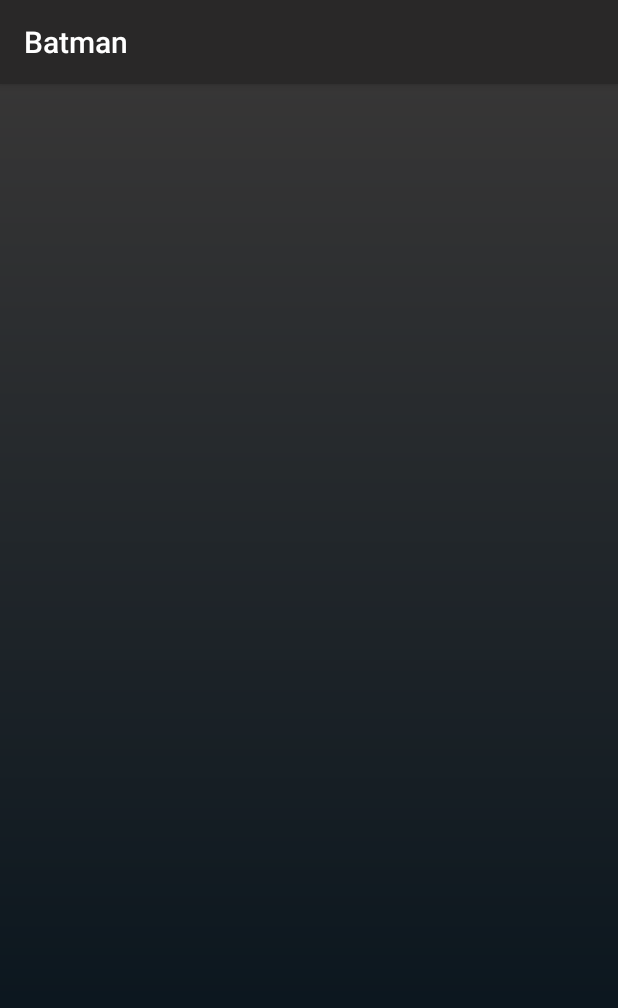
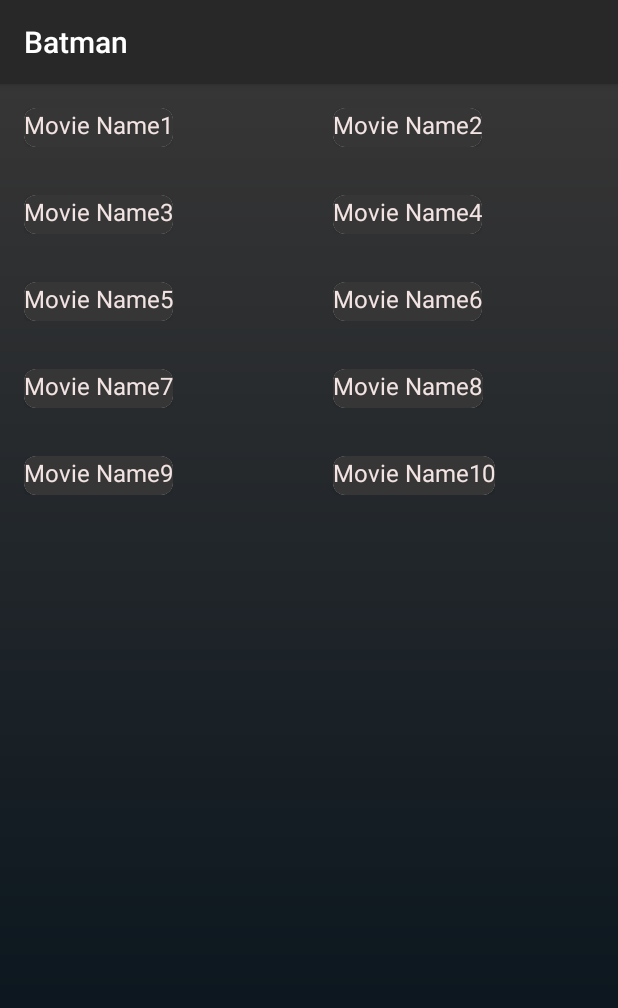
Before and after one commit to leilasdq/Batman-Movies, an Android app: the screen it shows after launch (MainActivity), on a phone screen of 412 x 824 dp. Shown: the top 1008 px of the screen. Run offline under Robolectric (Android 15) with nearby library versions, the phone set to English and light mode, and no system bars; our stand-ins replace data binding; libraries missing offline, so code that uses them is left out: coil.api.load; pictures from the network do not load; 1 statement that could not run was skipped.

Commit message:
Add adapter and fill it with fake data.

```diff
--- a/app/build.gradle
+++ b/app/build.gradle
@@ -8,7 +8,7 @@ android {
 
     defaultConfig {
         applicationId "com.example.batman_project"
-        minSdkVersion 16
+        minSdkVersion 24
         targetSdkVersion 29
         versionCode 1
         versionName "1.0"
@@ -25,6 +25,10 @@ android {
 
     dataBinding{
         enabled = true
+    }
+
+    kotlinOptions {
+        jvmTarget = "1.8"
     }
 
 }
@@ -45,4 +49,7 @@ dependencies {
     //navigation component
     implementation "androidx.navigation:navigation-fragment-ktx:$nav_version"
     implementation "androidx.navigation:navigation-ui-ktx:$nav_version"
+
+    //coil dependency
+    implementation("io.coil-kt:coil:0.7.0")
 }
--- a/app/src/main/AndroidManifest.xml
+++ b/app/src/main/AndroidManifest.xml
@@ -1,6 +1,8 @@
 <?xml version="1.0" encoding="utf-8"?>
 <manifest xmlns:android="http://schemas.android.com/apk/res/android"
     package="com.example.batman_project">
+
+    <uses-permission android:name="android.permission.INTERNET"/>
 
     <application
         android:allowBackup="true"
--- a/app/src/main/java/com/example/batman_project/MovieListFragment.kt
+++ b/app/src/main/java/com/example/batman_project/MovieListFragment.kt
@@ -22,6 +22,18 @@ class MovieListFragment : Fragment() {
         // Inflate the layout for this fragment
         mBinding = DataBindingUtil.inflate(inflater, R.layout.fragment_movie_list, container, false)
 
+        val adapter = MoviesListAdapter()
+        val fakeItems = ArrayList<Search>()
+        for (i in 1..10){
+            fakeItems.add(
+                Search(
+                    "https://m.media-amazon.com/images/M/MV5BZmUwNGU2ZmItMmRiNC00MjhlLTg5YWUtODMyNzkxODYzMmZlXkEyXkFqcGdeQXVyNTIzOTk5ODM@._V1_SX300.jpg",
+                    "Movie Name$i", "MOVIE", "200$i", "test$i"))
+        }
+        adapter.submitList(fakeItems)
+        mBinding.moviesRecycle.layoutManager = GridLayoutManager(activity, 2)
+        mBinding.moviesRecycle.adapter = adapter
+
         return mBinding.root
     }
 
--- /dev/null
+++ b/app/src/main/java/com/example/batman_project/Movies.kt
@@ -0,0 +1,7 @@
+package com.example.batman_project
+
+data class Movies(
+    val Response: String,
+    val Search: List<Search>,
+    val totalResults: String
+)
--- /dev/null
+++ b/app/src/main/java/com/example/batman_project/MoviesListAdapter.kt
@@ -0,0 +1,55 @@
+package com.example.batman_project
+
+import android.view.LayoutInflater
+import android.view.ViewGroup
+import androidx.recyclerview.widget.DiffUtil
+import androidx.recyclerview.widget.ListAdapter
+import androidx.recyclerview.widget.RecyclerView
+import coil.api.load
+import coil.size.Scale
+import coil.transform.RoundedCornersTransformation
+import com.example.batman_project.databinding.ListItemsBinding
+
+class MoviesListAdapter() : ListAdapter<Search, MoviesListAdapter.MoviesViewHolder>(MoviesDiffUtil()) {
+
+    override fun onCreateViewHolder(parent: ViewGroup, viewType: Int): MoviesViewHolder {
+        return MoviesViewHolder.createViewHolder(parent)
+    }
+
+    override fun onBindViewHolder(holder: MoviesViewHolder, position: Int) {
+        holder.bind(getItem(position))
+    }
+
+    class MoviesViewHolder private constructor(private val binding: ListItemsBinding) : RecyclerView.ViewHolder(binding.root) {
+
+        companion object {
+            fun createViewHolder(parent: ViewGroup): MoviesViewHolder {
+                val binding = ListItemsBinding.
+                    inflate(LayoutInflater.from(parent.context), parent, false)
+
+                return MoviesViewHolder(binding)
+            }
+        }
+
+        fun bind(search: Search){
+            binding.movieTxt.text = search.Title
+            binding.movieImg.load(search.Poster) {
+                crossfade(true)
+                scale(Scale.FILL)
+                transformations(RoundedCornersTransformation(4f))
+            }
+        }
+
+    }
+
+}
+
+class MoviesDiffUtil : DiffUtil.ItemCallback<Search>() {
+    override fun areItemsTheSame(oldItem: Search, newItem: Search): Boolean {
+        return oldItem.imdbID == newItem.imdbID
+    }
+
+    override fun areContentsTheSame(oldItem: Search, newItem: Search): Boolean {
+        return newItem == oldItem
+    }
+}
--- /dev/null
+++ b/app/src/main/java/com/example/batman_project/Search.kt
@@ -0,0 +1,9 @@
+package com.example.batman_project
+
+data class Search(
+    val Poster: String,
+    val Title: String,
+    val Type: String,
+    val Year: String,
+    val imdbID: String
+)
--- /dev/null
+++ b/app/src/main/res/layout/list_items.xml
@@ -0,0 +1,57 @@
+<?xml version="1.0" encoding="utf-8"?>
+<layout xmlns:android="http://schemas.android.com/apk/res/android"
+    xmlns:app="http://schemas.android.com/apk/res-auto"
+    xmlns:tools="http://schemas.android.com/tools">
+
+    <data>
+
+    </data>
+
+    <androidx.constraintlayout.widget.ConstraintLayout
+        android:layout_width="wrap_content"
+        android:layout_height="wrap_content"
+        android:backgroundTint="@color/lighterBackground"
+        android:layout_margin="16dp">
+
+        <androidx.cardview.widget.CardView
+            android:layout_width="match_parent"
+            android:layout_height="match_parent"
+            app:cardCornerRadius="8dp"
+            android:background="@android:color/transparent"
+            >
+
+            <androidx.constraintlayout.widget.ConstraintLayout
+                android:layout_width="match_parent"
+                android:layout_height="match_parent"
+                android:orientation="vertical"
+                android:background="@color/lighterBackground">
+
+                <ImageView
+                    android:id="@+id/movie_img"
+                    tools:src="@drawable/ic_android_black_24dp"
+                    android:layout_width="wrap_content"
+                    android:layout_height="wrap_content"
+                    app:layout_constraintTop_toTopOf="parent"
+                    app:layout_constraintBottom_toTopOf="@id/movie_txt"
+                    app:layout_constraintRight_toRightOf="parent"
+                    app:layout_constraintLeft_toLeftOf="parent" />
+
+                <TextView
+                    android:id="@+id/movie_txt"
+                    tools:text="movie_name"
+                    android:textSize="16sp"
+                    android:textColor="#F3E4E4"
+                    app:layout_constraintTop_toBottomOf="@id/movie_img"
+                    app:layout_constraintRight_toRightOf="@id/movie_img"
+                    app:layout_constraintLeft_toLeftOf="@id/movie_img"
+                    app:layout_constraintBottom_toBottomOf="parent"
+                    android:layout_width="wrap_content"
+                    android:layout_height="wrap_content"
+                    android:layout_marginBottom="4dp"/>
+
+            </androidx.constraintlayout.widget.ConstraintLayout>
+
+        </androidx.cardview.widget.CardView>
+
+    </androidx.constraintlayout.widget.ConstraintLayout>
+</layout>
```
